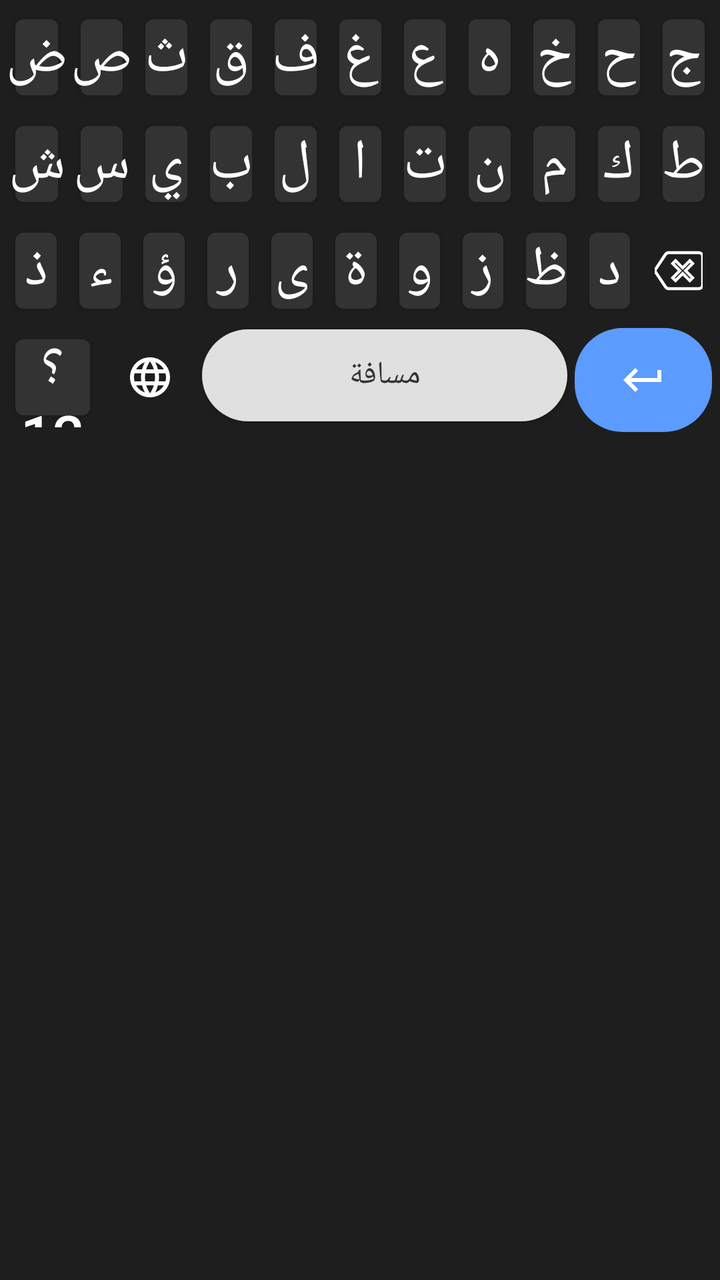
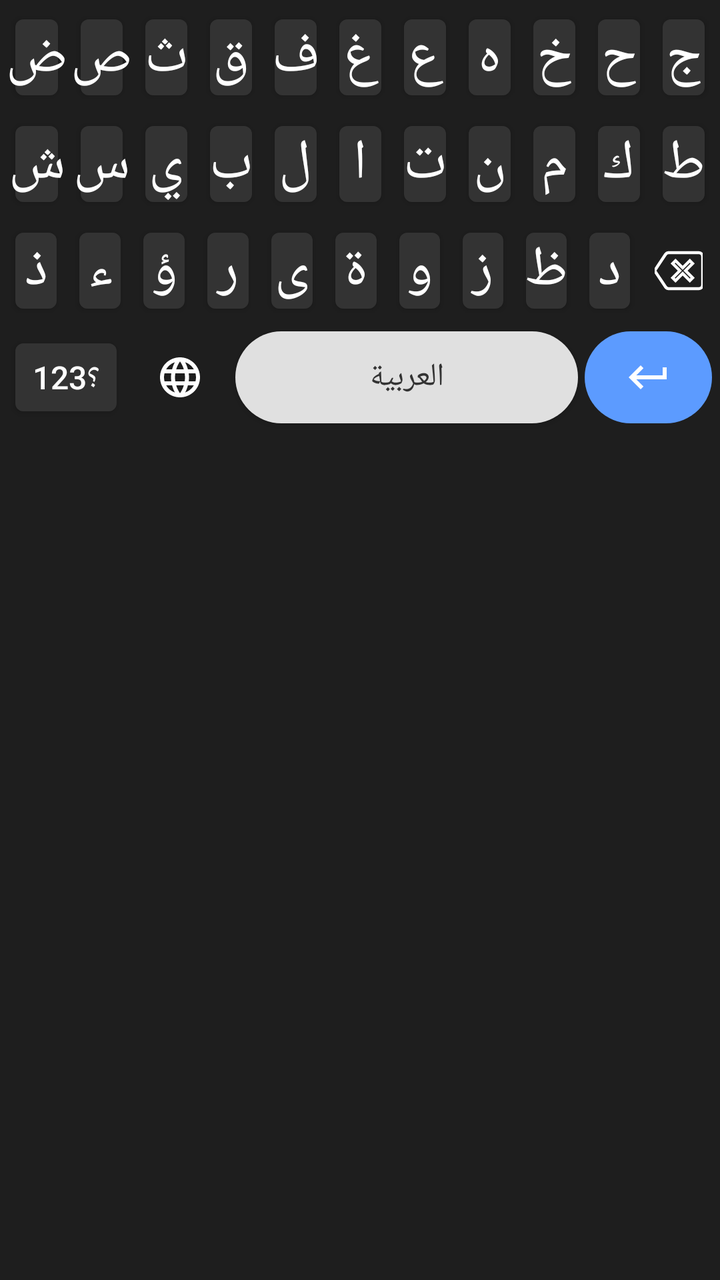

Before-and-after screenshots of an Android layout around one commit, followed by the original layout XML and the change that was made.
<!-- AndroidManifest.xml: application theme android:Theme.DeviceDefault.Light.NoActionBar -->
<!-- res/layout/keyboard_view.xml -->
<?xml version="1.0" encoding="utf-8"?>
<LinearLayout xmlns:android="http://schemas.android.com/apk/res/android"
    android:layout_width="match_parent"
    android:layout_height="wrap_content"
    android:orientation="vertical"
    android:background="#1E1E1E"
    android:padding="2dp">

    
    <LinearLayout
        android:id="@+id/layout_arabic"
        android:layout_width="match_parent"
        android:layout_height="wrap_content"
        android:orientation="vertical"
        android:layoutDirection="rtl"
        android:visibility="visible">

        <LinearLayout android:layout_width="match_parent" android:layout_height="wrap_content" android:orientation="horizontal">
            <Button android:id="@+id/ar_ج" android:text="ج" style="@style/KeyStyle"/>
            <Button android:id="@+id/ar_ح" android:text="ح" style="@style/KeyStyle"/>
            <Button android:id="@+id/ar_خ" android:text="خ" style="@style/KeyStyle"/>
            <Button android:id="@+id/ar_ه" android:text="ه" style="@style/KeyStyle"/>
            <Button android:id="@+id/ar_ع" android:text="ع" style="@style/KeyStyle"/>
            <Button android:id="@+id/ar_غ" android:text="غ" style="@style/KeyStyle"/>
            <Button android:id="@+id/ar_ف" android:text="ف" style="@style/KeyStyle"/>
            <Button android:id="@+id/ar_ق" android:text="ق" style="@style/KeyStyle"/>
            <Button android:id="@+id/ar_ث" android:text="ث" style="@style/KeyStyle"/>
            <Button android:id="@+id/ar_ص" android:text="ص" style="@style/KeyStyle"/>
            <Button android:id="@+id/ar_ض" android:text="ض" style="@style/KeyStyle"/>
        </LinearLayout>

        <LinearLayout android:layout_width="match_parent" android:layout_height="wrap_content" android:orientation="horizontal">
            <Button android:id="@+id/ar_ط" android:text="ط" style="@style/KeyStyle"/>
            <Button android:id="@+id/ar_ك" android:text="ك" style="@style/KeyStyle"/>
            <Button android:id="@+id/ar_م" android:text="م" style="@style/KeyStyle"/>
            <Button android:id="@+id/ar_ن" android:text="ن" style="@style/KeyStyle"/>
            <Button android:id="@+id/ar_ت" android:text="ت" style="@style/KeyStyle"/>
            <Button android:id="@+id/ar_ا" android:text="ا" style="@style/KeyStyle"/>
            <Button android:id="@+id/ar_ل" android:text="ل" style="@style/KeyStyle"/>
            <Button android:id="@+id/ar_ب" android:text="ب" style="@style/KeyStyle"/>
            <Button android:id="@+id/ar_ي" android:text="ي" style="@style/KeyStyle"/>
            <Button android:id="@+id/ar_س" android:text="س" style="@style/KeyStyle"/>
            <Button android:id="@+id/ar_ش" android:text="ش" style="@style/KeyStyle"/>
        </LinearLayout>

        <LinearLayout android:layout_width="match_parent" android:layout_height="wrap_content" android:orientation="horizontal">
            <ImageButton android:id="@+id/btn_del_ar" style="@style/KeyStyleIcon" android:src="@drawable/ic_backspace" android:layout_weight="1.2"/>
            <Button android:id="@+id/ar_د" android:text="د" style="@style/KeyStyle"/>
            <Button android:id="@+id/ar_ظ" android:text="ظ" style="@style/KeyStyle"/>
            <Button android:id="@+id/ar_ز" android:text="ز" style="@style/KeyStyle"/>
            <Button android:id="@+id/ar_و" android:text="و" style="@style/KeyStyle"/>
            <Button android:id="@+id/ar_ة" android:text="ة" style="@style/KeyStyle"/>
            <Button android:id="@+id/ar_ى" android:text="ى" style="@style/KeyStyle"/>
            <Button android:id="@+id/ar_ر" android:text="ر" style="@style/KeyStyle"/>
            <Button android:id="@+id/ar_ؤ" android:text="ؤ" style="@style/KeyStyle"/>
            <Button android:id="@+id/ar_ء" android:text="ء" style="@style/KeyStyle"/>
            <Button android:id="@+id/ar_ذ" android:text="ذ" style="@style/KeyStyle"/>
        </LinearLayout>

        <LinearLayout android:layout_width="match_parent" android:layout_height="wrap_content" android:orientation="horizontal" android:layoutDirection="ltr">
            <Button android:id="@+id/btn_123_ar" android:text="؟123" style="@style/KeyStyle"/>
            <ImageButton android:id="@+id/btn_lang_to_en" style="@style/KeyStyleIcon" android:src="@drawable/ic_globe" android:tint="#FFFFFF"/>
            <Button android:id="@+id/btn_space_ar" android:text="مسافة" style="@style/KeyStyleSpace" android:layout_weight="4"/>
            
            <ImageButton android:id="@+id/btn_enter_ar" android:src="@drawable/ic_enter" android:background="@drawable/bg_enter" android:layout_width="0dp" android:layout_height="52dp" android:layout_weight="1.5" android:layout_margin="2dp" android:scaleType="centerInside"/>
        </LinearLayout>
    </LinearLayout>

    
    <LinearLayout
        android:id="@+id/layout_english"
        android:layout_width="match_parent"
        android:layout_height="wrap_content"
        android:orientation="vertical"
        android:layoutDirection="ltr"
        android:visibility="gone">

        <LinearLayout android:layout_width="match_parent" android:layout_height="wrap_content" android:orientation="horizontal">
            <Button android:id="@+id/en_q" android:text="q" style="@style/KeyStyle"/>
            <Button android:id="@+id/en_w" android:text="w" style="@style/KeyStyle"/>
            <Button android:id="@+id/en_e" android:text="e" style="@style/KeyStyle"/>
            <Button android:id="@+id/en_r" android:text="r" style="@style/KeyStyle"/>
            <Button android:id="@+id/en_t" android:text="t" style="@style/KeyStyle"/>
            <Button android:id="@+id/en_y" android:text="y" style="@style/KeyStyle"/>
            <Button android:id="@+id/en_u" android:text="u" style="@style/KeyStyle"/>
            <Button android:id="@+id/en_i" android:text="i" style="@style/KeyStyle"/>
            <Button android:id="@+id/en_o" android:text="o" style="@style/KeyStyle"/>
            <Button android:id="@+id/en_p" android:text="p" style="@style/KeyStyle"/>
        </LinearLayout>

        <LinearLayout android:layout_width="match_parent" android:layout_height="wrap_content" android:orientation="horizontal">
            <Button android:id="@+id/en_a" android:text="a" style="@style/KeyStyle"/>
            <Button android:id="@+id/en_s" android:text="s" style="@style/KeyStyle"/>
            <Button android:id="@+id/en_d" android:text="d" style="@style/KeyStyle"/>
            <Button android:id="@+id/en_f" android:text="f" style="@style/KeyStyle"/>
            <Button android:id="@+id/en_g" android:text="g" style="@style/KeyStyle"/>
            <Button android:id="@+id/en_h" android:text="h" style="@style/KeyStyle"/>
            <Button android:id="@+id/en_j" android:text="j" style="@style/KeyStyle"/>
            <Button android:id="@+id/en_k" android:text="k" style="@style/KeyStyle"/>
            <Button android:id="@+id/en_l" android:text="l" style="@style/KeyStyle"/>
        </LinearLayout>

        <LinearLayout android:layout_width="match_parent" android:layout_height="wrap_content" android:orientation="horizontal">
            <ImageButton android:id="@+id/en_shift" style="@style/KeyStyleIcon" android:src="@drawable/ic_shift" android:layout_weight="1.2" android:tint="#FFFFFF"/>
            <Button android:id="@+id/en_z" android:text="z" style="@style/KeyStyle"/>
            <Button android:id="@+id/en_x" android:text="x" style="@style/KeyStyle"/>
            <Button android:id="@+id/en_c" android:text="c" style="@style/KeyStyle"/>
            <Button android:id="@+id/en_v" android:text="v" style="@style/KeyStyle"/>
            <Button android:id="@+id/en_b" android:text="b" style="@style/KeyStyle"/>
            <Button android:id="@+id/en_n" android:text="n" style="@style/KeyStyle"/>
            <Button android:id="@+id/en_m" android:text="m" style="@style/KeyStyle"/>
            <ImageButton android:id="@+id/btn_del_en" style="@style/KeyStyleIcon" android:src="@drawable/ic_backspace" android:layout_weight="1.2"/>
        </LinearLayout>

        <LinearLayout android:layout_width="match_parent" android:layout_height="wrap_content" android:orientation="horizontal" android:layoutDirection="ltr">
            <Button android:id="@+id/btn_123_en" android:text="!#1" style="@style/KeyStyle"/>
            <ImageButton android:id="@+id/btn_lang_to_ar" style="@style/KeyStyleIcon" android:src="@drawable/ic_globe" android:tint="#FFFFFF"/>
            <Button android:id="@+id/btn_space_en" android:text="Space" style="@style/KeyStyleSpace" android:layout_weight="4"/>
            
            <ImageButton android:id="@+id/btn_enter_en" android:src="@drawable/ic_enter" android:background="@drawable/bg_enter" android:layout_width="0dp" android:layout_height="52dp" android:layout_weight="1.5" android:layout_margin="2dp" android:scaleType="centerInside"/>
        </LinearLayout>
    </LinearLayout>
</LinearLayout>
<!-- resources referenced by this layout -->
<resources>
  <!-- drawable bg_enter (drawable) -->
  <shape xmlns:android="http://schemas.android.com/apk/res/android">
      <solid android:color="#5C9BFF"/> 
      <corners android:radius="24dp"/>
  </shape>
  <!-- drawable ic_backspace (drawable) -->
  <vector xmlns:android="http://schemas.android.com/apk/res/android"
      android:width="24dp" android:height="24dp" android:viewportWidth="24" android:viewportHeight="24">
      <path android:fillColor="#00000000" android:strokeColor="#FFFFFF" android:strokeWidth="1.5"
          android:pathData="M22,3 H7 C6.31,3 5.77,3.35 5.41,3.88 L0,12 l5.41,8.11 C5.77,20.64 6.31,21 7,21 h15 c1.1,0 2,-0.9 2,-2 V5 C24,3.9 23.1,3 22,3 z" />
      <path android:fillColor="#00000000" android:strokeColor="#FFFFFF" android:strokeWidth="1.5"
          android:pathData="M19,15.59 L17.59,17 L14,13.41 L10.41,17 L9,15.59 L12.59,12 L9,8.41 L10.41,7 L14,10.59 L17.59,7 L19,8.41 L15.41,12 Z" />
  </vector>
  <!-- drawable ic_enter (drawable) -->
  <vector xmlns:android="http://schemas.android.com/apk/res/android"
      android:width="24dp" android:height="24dp" android:viewportWidth="24" android:viewportHeight="24">
      <path android:fillColor="#FFFFFF" android:pathData="M19,7v4H5.83l3.58,-3.59L8,6l-6,6 6,6 1.41,-1.41L5.83,13H21V7z"/>
  </vector>
  <!-- drawable ic_shift (drawable) -->
  <vector xmlns:android="http://schemas.android.com/apk/res/android"
      android:width="24dp" android:height="24dp" android:viewportWidth="24" android:viewportHeight="24">
      <path android:fillColor="#00000000" android:strokeColor="#FFFFFF" android:strokeWidth="1.5"
          android:pathData="M12,4 L4,12 h4 v6 h8 v-6 h4 Z" />
  </vector>
  <style name="KeyStyle">
          <item name="android:layout_width">0dp</item>
          <item name="android:layout_height">50dp</item>
          <item name="android:layout_weight">1</item>
          <item name="android:layout_margin">1.5dp</item>
          <item name="android:textSize">28sp</item> 
          <item name="android:textColor">#FFFFFF</item>
          <item name="android:backgroundTint">#333333</item>
          <item name="android:insetTop">0dp</item>
          <item name="android:insetBottom">0dp</item>
          <item name="android:padding">0dp</item>
      </style>
  <style name="KeyStyleIcon">
          <item name="android:layout_width">0dp</item>
          <item name="android:layout_height">50dp</item>
          <item name="android:layout_weight">1</item>
          <item name="android:layout_margin">1.5dp</item>
          <item name="android:background">?android:attr/selectableItemBackgroundBorderless</item>
          <item name="android:scaleType">centerInside</item>
      </style>
  <style name="KeyStyleSpace">
          <item name="android:layout_width">0dp</item>
          <item name="android:layout_height">46dp</item> 
          <item name="android:layout_margin">1.5dp</item>
          <item name="android:textSize">16sp</item>
          <item name="android:textColor">#333333</item>
          <item name="android:background">@drawable/bg_space</item>
          <item name="android:insetTop">0dp</item>
          <item name="android:insetBottom">0dp</item>
      </style>
  <!-- drawable bg_space (drawable) -->
  <shape xmlns:android="http://schemas.android.com/apk/res/android">
      <solid android:color="#E0E0E0"/> 
      <corners android:radius="24dp"/>
  </shape>
  <!-- unchanged entries left out for length: 1 -->
</resources>

<!-- the commit's change to res/layout/keyboard_view.xml (unified diff, before → after) -->
@@ -57,12 +57,13 @@
             <Button android:id="@+id/ar_ذ" android:text="ذ" style="@style/KeyStyle"/>
         </LinearLayout>
 
-        <LinearLayout android:layout_width="match_parent" android:layout_height="wrap_content" android:orientation="horizontal" android:layoutDirection="ltr">
-            <Button android:id="@+id/btn_123_ar" android:text="؟123" style="@style/KeyStyle"/>
-            <ImageButton android:id="@+id/btn_lang_to_en" style="@style/KeyStyleIcon" android:src="@drawable/ic_globe" android:tint="#FFFFFF"/>
-            <Button android:id="@+id/btn_space_ar" android:text="مسافة" style="@style/KeyStyleSpace" android:layout_weight="4"/>
+        
+        <LinearLayout android:layout_width="match_parent" android:layout_height="wrap_content" android:orientation="horizontal" android:layoutDirection="ltr" android:gravity="center_vertical">
+            <Button android:id="@+id/btn_123_ar" android:text="؟123" style="@style/KeyStyle123"/>
+            <ImageButton android:id="@+id/btn_lang_to_en" style="@style/KeyStyleIcon" android:src="@drawable/ic_globe" android:tint="#FFFFFF" android:layout_weight="1"/>
             
-            <ImageButton android:id="@+id/btn_enter_ar" android:src="@drawable/ic_enter" android:background="@drawable/bg_enter" android:layout_width="0dp" android:layout_height="52dp" android:layout_weight="1.5" android:layout_margin="2dp" android:scaleType="centerInside"/>
+            <Button android:id="@+id/btn_space_ar" android:text="العربية" style="@style/KeyStyleSpace" android:layout_weight="3.5"/>
+            <ImageButton android:id="@+id/btn_enter_ar" android:src="@drawable/ic_enter" android:background="@drawable/bg_enter" android:layout_width="0dp" android:layout_height="46dp" android:layout_weight="1.3" android:layout_margin="1.5dp" android:scaleType="centerInside"/>
         </LinearLayout>
     </LinearLayout>
 
@@ -112,12 +113,13 @@
             <ImageButton android:id="@+id/btn_del_en" style="@style/KeyStyleIcon" android:src="@drawable/ic_backspace" android:layout_weight="1.2"/>
         </LinearLayout>
 
-        <LinearLayout android:layout_width="match_parent" android:layout_height="wrap_content" android:orientation="horizontal" android:layoutDirection="ltr">
-            <Button android:id="@+id/btn_123_en" android:text="!#1" style="@style/KeyStyle"/>
-            <ImageButton android:id="@+id/btn_lang_to_ar" style="@style/KeyStyleIcon" android:src="@drawable/ic_globe" android:tint="#FFFFFF"/>
-            <Button android:id="@+id/btn_space_en" android:text="Space" style="@style/KeyStyleSpace" android:layout_weight="4"/>
+        
+        <LinearLayout android:layout_width="match_parent" android:layout_height="wrap_content" android:orientation="horizontal" android:layoutDirection="ltr" android:gravity="center_vertical">
+            <Button android:id="@+id/btn_123_en" android:text="!#1" style="@style/KeyStyle123"/>
+            <ImageButton android:id="@+id/btn_lang_to_ar" style="@style/KeyStyleIcon" android:src="@drawable/ic_globe" android:tint="#FFFFFF" android:layout_weight="1"/>
             
-            <ImageButton android:id="@+id/btn_enter_en" android:src="@drawable/ic_enter" android:background="@drawable/bg_enter" android:layout_width="0dp" android:layout_height="52dp" android:layout_weight="1.5" android:layout_margin="2dp" android:scaleType="centerInside"/>
+            <Button android:id="@+id/btn_space_en" android:text="English" style="@style/KeyStyleSpace" android:layout_weight="3.5"/>
+            <ImageButton android:id="@+id/btn_enter_en" android:src="@drawable/ic_enter" android:background="@drawable/bg_enter" android:layout_width="0dp" android:layout_height="46dp" android:layout_weight="1.3" android:layout_margin="1.5dp" android:scaleType="centerInside"/>
         </LinearLayout>
     </LinearLayout>
 </LinearLayout>
<!-- resource entries referenced after the edit -->
@@ -36,6 +36,17 @@
           <item name="android:insetBottom">0dp</item>
           <item name="android:padding">0dp</item>
       </style>
+  <style name="KeyStyle123">
+          <item name="android:layout_width">0dp</item>
+          <item name="android:layout_height">46dp</item>
+          <item name="android:layout_weight">1.2</item>
+          <item name="android:layout_margin">1.5dp</item>
+          <item name="android:textSize">16sp</item>
+          <item name="android:textColor">#FFFFFF</item>
+          <item name="android:backgroundTint">#333333</item>
+          <item name="android:insetTop">0dp</item>
+          <item name="android:insetBottom">0dp</item>
+      </style>
   <style name="KeyStyleIcon">
           <item name="android:layout_width">0dp</item>
           <item name="android:layout_height">50dp</item>
